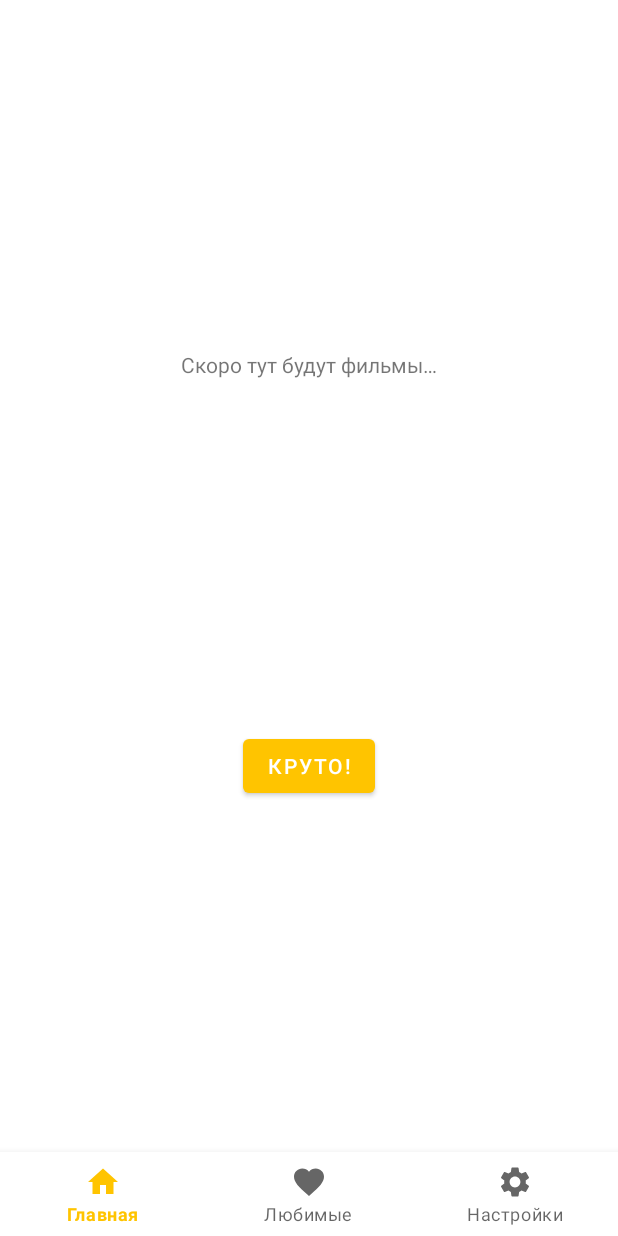
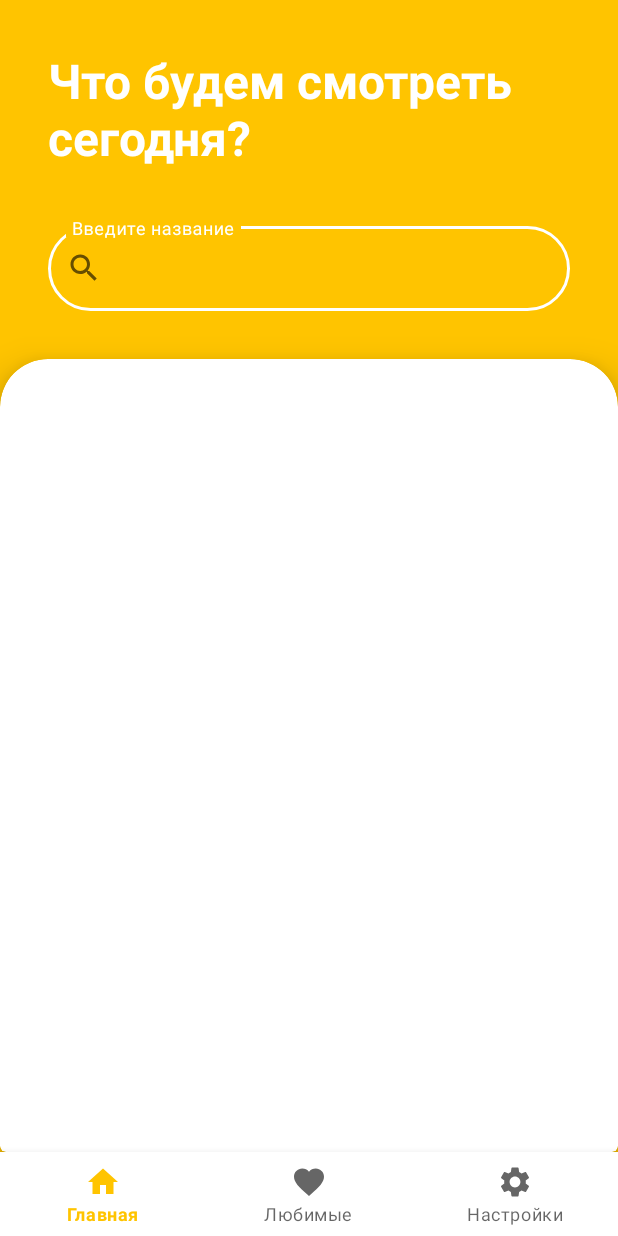
Before and after one commit to madbulok/MovieFind, an Android app: the screen it shows after launch (HostActivity), on a phone screen of 412 x 824 dp. Run offline under Robolectric (Android 15) with nearby library versions, the phone set to English and light mode, and no system bars.

Commit message:
initial commit

```diff
--- a/app/src/main/java/com/uzlov/moviefind/fragments/FilmFragment.kt
+++ b/app/src/main/java/com/uzlov/moviefind/fragments/FilmFragment.kt
@@ -13,7 +13,6 @@ import com.uzlov.moviefind.ui.ActorFilmsAdapter
 import com.uzlov.moviefind.ui.MyItemDecorator
 
 class FilmFragment : Fragment() {
-
     private var _viewBinding: FragmentFilmBinding?=null
     private val viewBinding get() = _viewBinding!!
     private lateinit var film : TestFilm
@@ -56,16 +55,14 @@ class FilmFragment : Fragment() {
             recyclerViewActor.apply {
                 adapter = actorAdapter
                 layoutManager = LinearLayoutManager(requireContext(), RecyclerView.HORIZONTAL, false)
-                addItemDecoration(MyItemDecorator(), RecyclerView.HORIZONTAL)
+                addItemDecoration(MyItemDecorator(1), RecyclerView.HORIZONTAL)
             }
 
             backButton.setOnClickListener {
                 parentFragmentManager.popBackStack()
             }
         }
-
     }
-
 
     override fun onDestroy() {
         _viewBinding = null
--- a/app/src/main/java/com/uzlov/moviefind/fragments/HomeFragment.kt
+++ b/app/src/main/java/com/uzlov/moviefind/fragments/HomeFragment.kt
@@ -25,8 +25,5 @@ class HomeFragment : Fragment() {
 
     override fun onViewCreated(view: View, savedInstanceState: Bundle?) {
         super.onViewCreated(view, savedInstanceState)
-        view.findViewById<Button>(R.id.button_first).setOnClickListener {
-            Toast.makeText(requireContext(), getString(R.string.thankyou), Toast.LENGTH_SHORT).show()
-        }
     }
 }
--- /dev/null
+++ b/app/src/main/res/drawable/ic_baseline_search_24.xml
@@ -0,0 +1,5 @@
+<vector android:height="24dp" android:tint="#FFFFFF"
+    android:viewportHeight="24" android:viewportWidth="24"
+    android:width="24dp" xmlns:android="http://schemas.android.com/apk/res/android">
+    <path android:fillColor="@android:color/white" android:pathData="M15.5,14h-0.79l-0.28,-0.27C15.41,12.59 16,11.11 16,9.5 16,5.91 13.09,3 9.5,3S3,5.91 3,9.5 5.91,16 9.5,16c1.61,0 3.09,-0.59 4.23,-1.57l0.27,0.28v0.79l5,4.99L20.49,19l-4.99,-5zM9.5,14C7.01,14 5,11.99 5,9.5S7.01,5 9.5,5 14,7.01 14,9.5 11.99,14 9.5,14z"/>
+</vector>
--- a/app/src/main/res/layout/fragment_home.xml
+++ b/app/src/main/res/layout/fragment_home.xml
@@ -1,28 +1,70 @@
 <?xml version="1.0" encoding="utf-8"?>
-<androidx.constraintlayout.widget.ConstraintLayout xmlns:android="http://schemas.android.com/apk/res/android"
+<androidx.constraintlayout.widget.ConstraintLayout
+    xmlns:android="http://schemas.android.com/apk/res/android"
     xmlns:app="http://schemas.android.com/apk/res-auto"
-    xmlns:tools="http://schemas.android.com/tools"
     android:layout_width="match_parent"
     android:layout_height="match_parent"
-    tools:context=".MainActivity">
+    android:background="@color/purple_500">
 
     <TextView
         android:id="@+id/textview_first"
-        android:layout_width="wrap_content"
+        android:layout_width="0dp"
         android:layout_height="wrap_content"
-        android:text="@string/hello_first_fragment"
-        app:layout_constraintBottom_toTopOf="@id/button_first"
+        android:layout_margin="@dimen/margin_container"
+        android:text="@string/what_watch_today_label"
+        android:textColor="@color/white"
+        android:textSize="32sp"
+        android:textStyle="bold"
         app:layout_constraintEnd_toEndOf="parent"
         app:layout_constraintStart_toStartOf="parent"
         app:layout_constraintTop_toTopOf="parent" />
 
-    <Button
-        android:id="@+id/button_first"
-        android:layout_width="wrap_content"
+    <com.google.android.material.textfield.TextInputLayout
+        android:id="@+id/textInputLayout"
+        style="@style/Widget.MaterialComponents.TextInputLayout.OutlinedBox"
+        android:layout_width="0dp"
         android:layout_height="wrap_content"
-        android:text="@string/okay"
+        app:layout_constraintLeft_toLeftOf="parent"
+        app:layout_constraintRight_toRightOf="parent"
+        android:layout_margin="@dimen/margin_container"
+        app:boxCornerRadiusBottomEnd="@dimen/corner_radius_search_et"
+        app:boxCornerRadiusBottomStart="@dimen/corner_radius_search_et"
+        app:boxCornerRadiusTopEnd="@dimen/corner_radius_search_et"
+        app:boxCornerRadiusTopStart="@dimen/corner_radius_search_et"
+        app:layout_constraintTop_toBottomOf="@+id/textview_first"
+        android:hint="@string/input_name_film"
+        android:textColor="@color/white"
+        app:hintTextColor="@color/white"
+        app:boxStrokeColor="@color/white"
+        app:startIconDrawable="@drawable/ic_baseline_search_24">
+
+        <com.google.android.material.textfield.TextInputEditText
+            android:id="@+id/nameFilmSearchTv"
+            android:layout_width="match_parent"
+            android:layout_height="match_parent"
+            android:textColor="@color/white"
+            android:textColorHint="@color/white" />
+    </com.google.android.material.textfield.TextInputLayout>
+
+    <com.google.android.material.card.MaterialCardView
+        android:id="@+id/cardViewContainerFilms"
+        android:layout_width="0dp"
+        android:layout_height="0dp"
+        app:cardElevation="@dimen/fab_margin"
+        app:layout_constraintRight_toRightOf="parent"
+        app:layout_constraintLeft_toLeftOf="parent"
         app:layout_constraintBottom_toBottomOf="parent"
-        app:layout_constraintEnd_toEndOf="parent"
-        app:layout_constraintStart_toStartOf="parent"
-        app:layout_constraintTop_toBottomOf="@id/textview_first" />
+        app:layout_constraintTop_toBottomOf="@id/textInputLayout"
+        android:layout_marginTop="@dimen/margin_container"
+        app:shapeAppearanceOverlay="@style/CornerRaduisTop">
+
+        <androidx.recyclerview.widget.RecyclerView
+            android:id="@+id/recyclerFilmView"
+            android:layout_width="match_parent"
+            android:layout_height="match_parent"/>
+
+    </com.google.android.material.card.MaterialCardView>
+
+
+
 </androidx.constraintlayout.widget.ConstraintLayout>
--- a/app/src/main/res/values-night/dimens.xml
+++ b/app/src/main/res/values-night/dimens.xml
@@ -3,4 +3,5 @@
     <dimen name="height_image_film">400dp</dimen>
     <dimen name="margin_container">32sp</dimen>
     <dimen name="margin_child">16dp</dimen>
+    <dimen name="corner_radius_search_et">32dp</dimen>
 </resources>
--- a/app/src/main/res/values-night/strings.xml
+++ b/app/src/main/res/values-night/strings.xml
@@ -10,4 +10,6 @@
     <string name="genreTV">Жанр</string>
     <string name="studio_title">Студия</string>
     <string name="watch_label">Смотреть</string>
+    <string name="what_watch_today_label">Что будем смотреть сегодня?</string>
+    <string name="input_name_film">Введите название</string>
 </resources>
--- a/app/src/main/res/values/custom_styles.xml
+++ b/app/src/main/res/values/custom_styles.xml
@@ -8,4 +8,10 @@
     <style name="CornerRaduis">
         <item name="cornerSize">50%</item>
     </style>
+
+    <style name="CornerRaduisTop">
+        <item name="cornerSizeTopLeft">32dp</item>
+        <item name="cornerSizeTopRight">32dp</item>
+    </style>
+
 </resources>
--- a/app/src/main/res/values/dimens.xml
+++ b/app/src/main/res/values/dimens.xml
@@ -6,4 +6,5 @@
     <dimen name="size_button_toolbar">40dp</dimen>
     <dimen name="margin_container">32sp</dimen>
     <dimen name="margin_child">16dp</dimen>
+    <dimen name="corner_radius_search_et">32dp</dimen>
 </resources>
--- a/app/src/main/res/values/strings.xml
+++ b/app/src/main/res/values/strings.xml
@@ -105,4 +105,6 @@
     <string name="studio_title">Студия</string>
     <string name="year">Год</string>
     <string name="watch_label">Смотреть</string>
+    <string name="what_watch_today_label">Что будем смотреть сегодня?</string>
+    <string name="input_name_film">Введите название</string>
 </resources>
```
